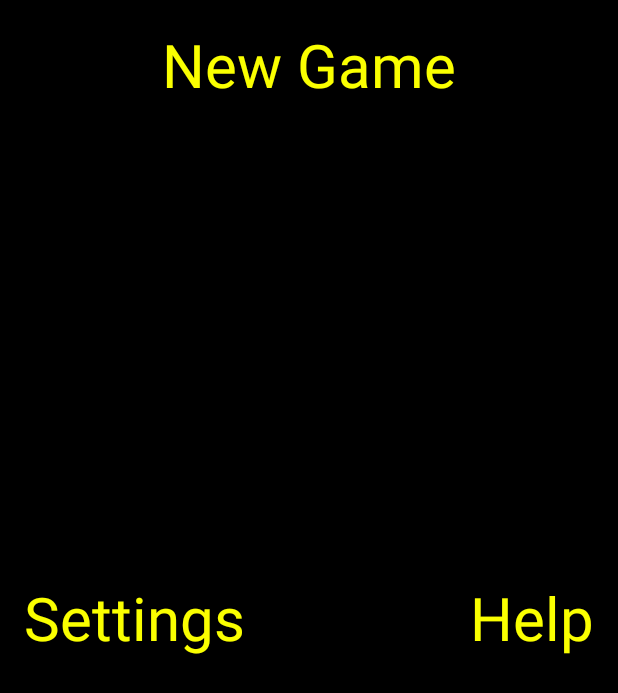
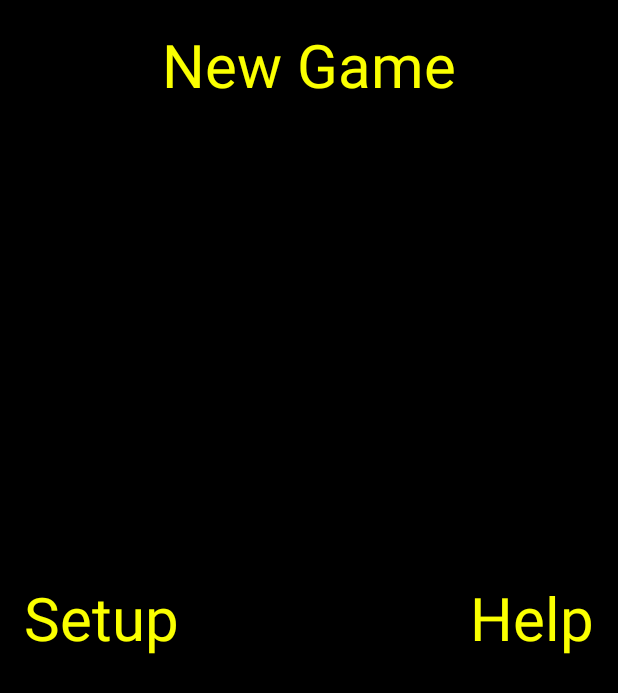
Before and after one commit to RedMajkel/MemoryForBlind, an Android app: the screen it shows after launch (MainMenuActivity), on a phone screen of 412 x 824 dp. Shown: the top 693 px of the screen. Run offline under Robolectric (Android 15) with nearby library versions, the phone set to English and light mode, and no system bars; our stand-ins replace ButterKnife.

```diff
--- a/app/src/main/res/values/strings.xml
+++ b/app/src/main/res/values/strings.xml
@@ -3,7 +3,7 @@
     <string name="new_game">New Game</string>
     <string name="exit">Exit</string>
     <string name="help">Help</string>
-    <string name="settings">Settings</string>
+    <string name="settings">Setup</string>
     <string name="tts_hello">Welcome to Memory For Blind Game! Swipe up to start new game, swipe left to set board size,
         swipe right to listen to help, and swipe down if you wish to exit game</string>
     <string name="tts_help">Instructions for the game: the game is to find all pairs of cards face down on the screen.
```
Also changed, not shown: 1 other file.
